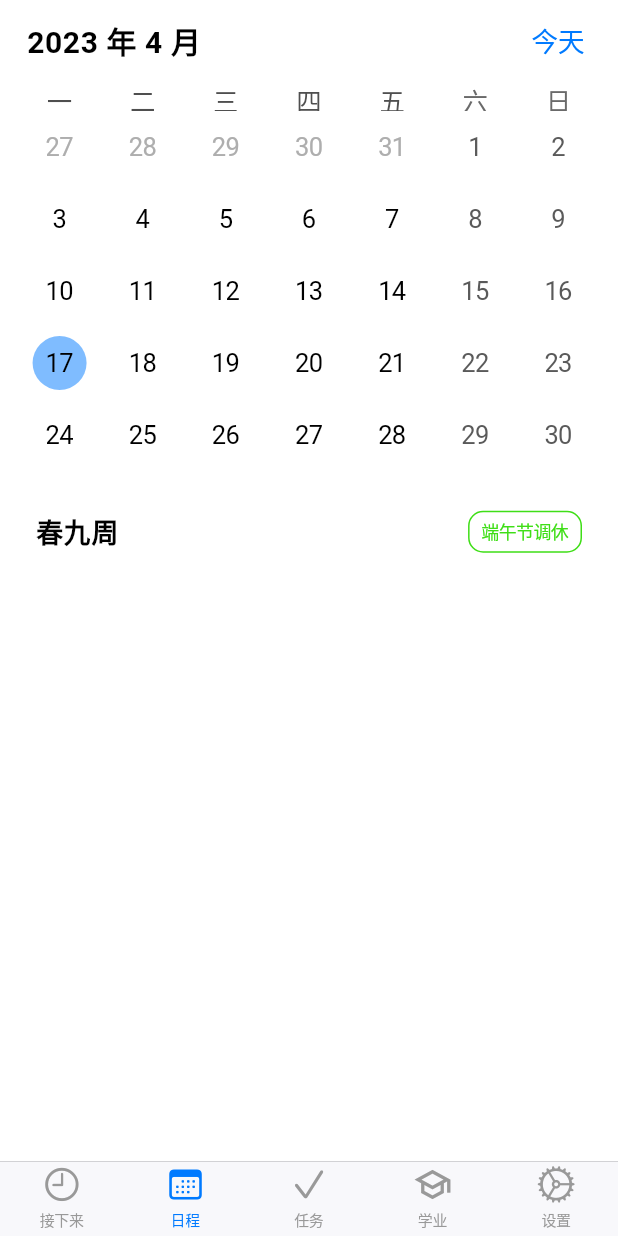
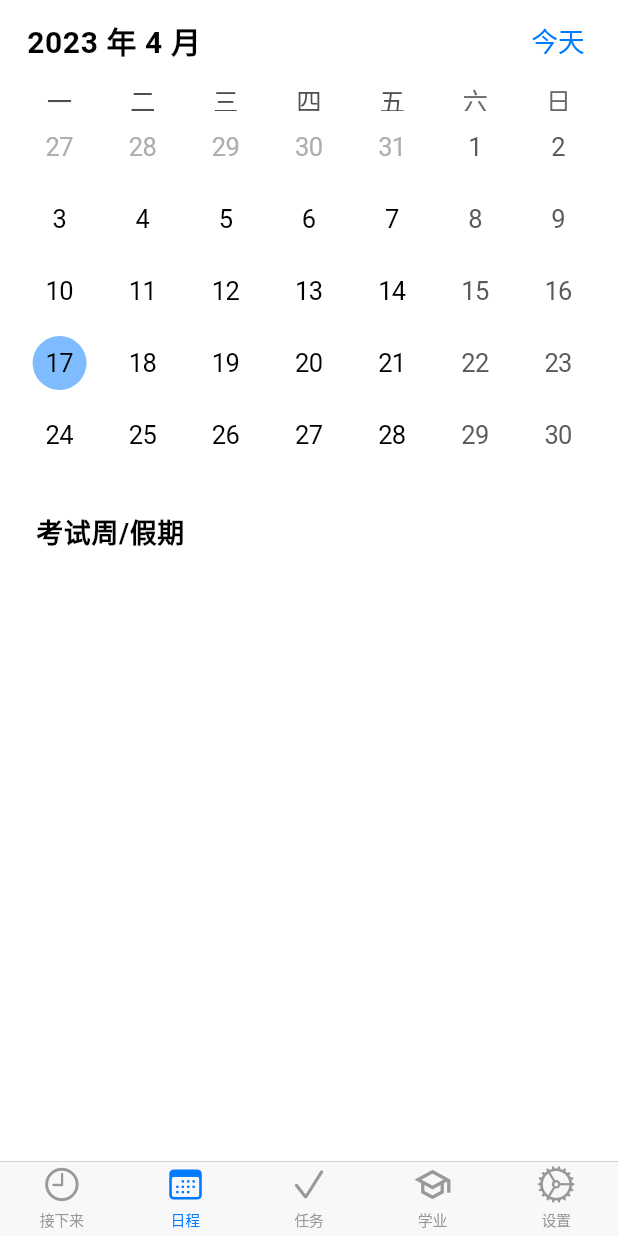
Before and after one commit to Celechron/Celechron, a Flutter app: the screen it shows after launch, item 2 of the bottom bar chosen, on a phone screen of 412 x 824 dp. Run offline on Flutter 3.47's test engine with Material 2 defaults, Android fonts, the phone set to English and light mode, and no system bars; drawn by our look-alikes of table_calendar; our stand-ins replace flutter_svg, get, hive, hive_flutter; missing offline and left inert: fast_gbk; accounts and stored records are empty; project files that could hold a hidden picture were left out.

Commit message:
Full support for calendar parse and week description generation

```diff
--- a/lib/http/spider.dart
+++ b/lib/http/spider.dart
@@ -70,12 +70,13 @@ class Spider {
   }
 
   // 返回一堆错误信息，如果有的话。看看返回的List是不是空的就知道有没有成功了。
-  Future<Tuple5<List<String?>, List<String?>, List<Semester>,Map<String, List<Grade>>, List<double>>> getEverything() async {
+  Future<Tuple6<List<String?>, List<String?>, List<Semester>,Map<String, List<Grade>>, List<double>, Map<DateTime,String>>> getEverything() async {
 
     // 用于返回的List
     var outSemesters = <Semester>[];
     var outGrades = <String, List<Grade>>{};
     var outMajorGrade = <double>[];
+    var outSpecialDates = <DateTime,String>{};
 
     var loginErrorMessages = <String?>[null, null, null];
     // Cookie过期，是有有效期的
@@ -108,6 +109,10 @@ class Spider {
         if (value.item2 != null) {
           outSemesters[semesterIndexMap['$yearStr-1']!]
               .addTimeInfo(jsonDecode(value.item2!));
+          outSpecialDates.addAll((jsonDecode(value.item2!)['holiday'] as Map).map((k, v) => MapEntry(DateTime.parse(k as String), '${v as String}放假')));
+          outSpecialDates.addAll((jsonDecode(value.item2!)['exchange'] as Map).map((k, v) => MapEntry(DateTime.parse((k as String).substring(0,8)), '${v as String}放假·调${DateTime.parse(k.substring(8,16)).month}月${DateTime.parse(k.substring(8,16)).day}日')));
+          outSpecialDates.addAll((jsonDecode(value.item2!)['exchange'] as Map).map((k, v) => MapEntry(DateTime.parse((k as String).substring(8,16)), '${v as String}调休·调${DateTime.parse(k.substring(0,8)).month}月${DateTime.parse(k.substring(0,8)).day}日')));
+          outSpecialDates.addAll((jsonDecode(value.item2!)['dummy'] as Map).map((k, v) => MapEntry(DateTime.parse(k as String), '${v as String}放假')));
         }
         return value.item1?.toString();
       }).catchError((e) => e.toString()));
@@ -116,6 +121,10 @@ class Spider {
         if (value.item2 != null) {
           outSemesters[semesterIndexMap['$yearStr-2']!]
               .addTimeInfo(jsonDecode(value.item2!));
+          outSpecialDates.addAll((jsonDecode(value.item2!)['holiday'] as Map).map((k, v) => MapEntry(DateTime.parse(k as String), '${v as String}放假')));
+          outSpecialDates.addAll((jsonDecode(value.item2!)['exchange'] as Map).map((k, v) => MapEntry(DateTime.parse((k as String).substring(0,8)), '${v as String}放假·调${DateTime.parse(k.substring(8,16)).month}月${DateTime.parse(k.substring(8,16)).day}日')));
+          outSpecialDates.addAll((jsonDecode(value.item2!)['exchange'] as Map).map((k, v) => MapEntry(DateTime.parse((k as String).substring(8,16)), '${v as String}调休·调${DateTime.parse(k.substring(0,8)).month}月${DateTime.parse(k.substring(0,8)).day}日')));
+          outSpecialDates.addAll((jsonDecode(value.item2!)['dummy'] as Map).map((k, v) => MapEntry(DateTime.parse(k as String), '${v as String}放假')));
         }
         return value.item1?.toString();
       }).catchError((e) => e.toString()));
@@ -195,6 +204,6 @@ class Spider {
       }
     }
     // 等所有请求完成后，去除没有任何信息的学期。
-    return Tuple5(loginErrorMessages, fetchErrorMessages, outSemesters, outGrades, outMajorGrade);
+    return Tuple6(loginErrorMessages, fetchErrorMessages, outSemesters, outGrades, outMajorGrade, outSpecialDates);
   }
 }
--- a/lib/main.dart
+++ b/lib/main.dart
@@ -53,12 +53,12 @@ class _CelechronAppState extends State<CelechronApp> {
   }
 
   Future<void> initUser() async {
-    // 初始化在这里，打断点看数据（因为不想糊前端页面捏）
     var user = Get.find<Rx<User>>(tag: 'user');
     if (user.value.isLogin) {
       print("数据加载成功");
       await user.value.login();
       await user.value.refresh();
+      user.refresh();
     } else {
       print("数据加载失败");
     }
--- a/lib/model/user.dart
+++ b/lib/model/user.dart
@@ -38,11 +38,14 @@ class User {
   // 主修数据，两个数据依次为主修GPA，主修学分
   List<double> majorGpaAndCredit = [0.0, 0.0];
 
+  // 特殊日期
+  Map<DateTime, String> specialDates = {};
+
   set password(String password) {
     _password = password;
   }
 
-  List<Period> get coursePeriods {
+  List<Period> get periods {
     return semesters.fold(<Period>[], (p, e) => p + e.periods);
   }
 
@@ -97,6 +100,7 @@ class User {
       semesters = value.item3;
       grades = value.item4;
       majorGpaAndCredit = value.item5;
+      specialDates = value.item6;
       // 保研成绩，只取第一次
       var netGrades = grades.values.map((e) => e.first);
       if (netGrades.isNotEmpty) {
@@ -128,6 +132,7 @@ class User {
       'aboardGpa': aboardGpa,
       'credit': credit,
       'majorGpaAndCredit': majorGpaAndCredit,
+      'specialDates': specialDates.map((k, v) => MapEntry(k.toIso8601String(), v)),
       'lastUpdateTime' : lastUpdateTime.toIso8601String(),
     };
   }
@@ -146,6 +151,7 @@ class User {
     aboardGpa = List<double>.from(json['aboardGpa']);
     credit = json['credit'];
     majorGpaAndCredit = List<double>.from(json['majorGpaAndCredit']);
+    specialDates = ((json['specialDates'] ?? {}) as Map).map((k, v) => MapEntry(DateTime.parse(k as String), v as String));
     lastUpdateTime = DateTime.parse(json['lastUpdateTime']);
     isLogin = true;
   }
--- a/lib/page/calendar/calendar_controller.dart
+++ b/lib/page/calendar/calendar_controller.dart
@@ -9,8 +9,20 @@ class CalendarController extends GetxController {
   final focusedDay = DateTime.now().obs;
   final calendarFormat = CalendarFormat.month.obs;
   final events = <DateTime, List<Period>>{}.obs;
+  final user = Get.find<Rx<User>>(tag: 'user');
 
-  final user = Get.find<Rx<User>>(tag: 'user');
+  static List<String> numToChinese = ['一', '二', '三', '四', '五', '六', '七', '八'];
+
+  String dayDescription(DateTime day) {
+    var semester = user.value.semesters.firstWhereOrNull((e) => !day.isBefore(e.firstDay) && !day.isAfter(e.lastDay));
+    if (semester == null) return '考试周/假期';
+
+    var toFirstWeek = day.difference(semester.firstDay).inDays ~/ 7;
+    if (toFirstWeek < 8) return '${semester.name[9]}${numToChinese[toFirstWeek]}周';
+    var toLastWeek = 7 - semester.lastDay.difference(day).inDays ~/ 7;
+    if (toLastWeek < 8) return '${semester.name[10]}${numToChinese[toLastWeek]}周';
+    return '考试周/假期';
+  }
 
   @override
   void onInit() {
@@ -32,7 +44,7 @@ class CalendarController extends GetxController {
 
   void refreshEvents(){
     events.clear();
-    for (var element in Get.find<Rx<User>>(tag: 'user').value.coursePeriods) {
+    for (var element in Get.find<Rx<User>>(tag: 'user').value.periods) {
       DateTime chop = chopDate(element.startTime);
       if (events[chop] == null) events[chop] = <Period>[];
       events[chop]!.add(element);
--- a/lib/page/calendar/calendar_view.dart
+++ b/lib/page/calendar/calendar_view.dart
@@ -38,7 +38,7 @@ class CalendarPage extends StatelessWidget {
           child:
             Obx (() => TableCalendar(
               locale: 'zh_CN',
-              firstDay: DateTime.utc(2023, 1, 1),
+              firstDay: DateTime.utc(2022, 9, 1),
               lastDay: DateTime.utc(2030, 12, 31),
               rowHeight: 48.0,
               daysOfWeekHeight: 20.0,
@@ -91,7 +91,7 @@ class CalendarPage extends StatelessWidget {
               ),
             ))),
           const SizedBox(height: 16),
-          SubSubtitleRow(padHorizontal: 24, subtitle: '春九周', right: Container(
+          Obx(() => SubSubtitleRow(padHorizontal: 24, subtitle: _calendarController.dayDescription(_calendarController.selectedDay.value.copyWith(isUtc: false)), right: _calendarController.user.value.specialDates.containsKey(_calendarController.selectedDay.value.copyWith(isUtc: false)) ? Container(
               padding: const EdgeInsets.symmetric(horizontal: 8, vertical: 4),
               decoration: BoxDecoration(
                   border: Border.all(
@@ -99,10 +99,10 @@ class CalendarPage extends StatelessWidget {
                       width: 1),
                   borderRadius: BorderRadius.circular(10)),
               child: Text(
-                  '端午节调休',
+                  _calendarController.user.value.specialDates[_calendarController.selectedDay.value.copyWith(isUtc: false)]!,
                   style: TextStyle(
                       color: ScholarPageColors.okGreen.darkColor,
-                      fontSize: 12)))),
+                      fontSize: 12))) : null)),
           Expanded(
             child: Obx(() => ListView(
               children: _calendarController.getEventsForDay(_calendarController.selectedDay.value)
--- a/lib/page/flow/flow_controller.dart
+++ b/lib/page/flow/flow_controller.dart
@@ -54,7 +54,7 @@ class FlowController extends GetxController {
   }
 
   int updateFlowList(DateTime startsAt) {
-    var basePeriodList = Get.find<Rx<User>>(tag: 'user').value.coursePeriods;
+    var basePeriodList = Get.find<Rx<User>>(tag: 'user').value.periods;
     flowList.clear();
     print('updateFlowList');
     Duration workTime = _db.getWorkTime();
```
Also changed, not shown: lib/model/semester.dart (+45 -5 lines), lib/page/scholar/scholar_view.dart (+6 -5 lines).
